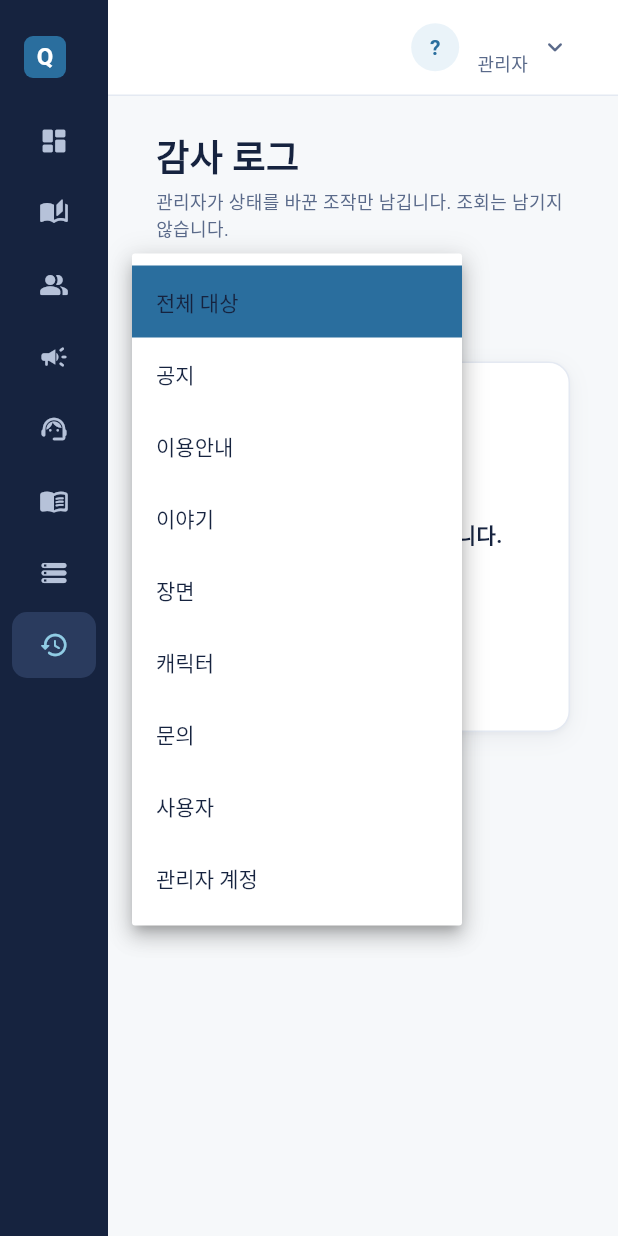
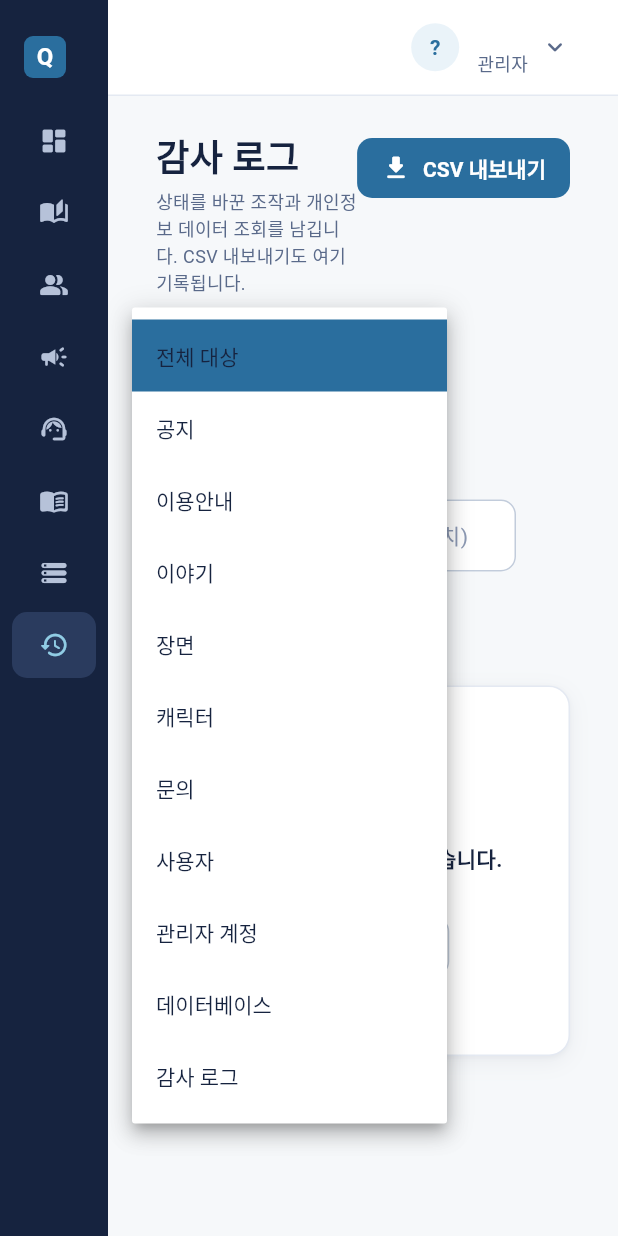
Before and after one commit to team-mugunghwa/admin-goodquestion-frontend, a Flutter app: the AuditLogView screen opened by its route, after a tap on "전체 대상", on a phone screen of 412 x 824 dp. Run offline on Flutter 3.47's test engine with Material 3 defaults, Android fonts, the phone set to English and light mode, and no system bars; our stand-ins replace dio, flutter_secure_storage, get_it, go_router, web; missing offline and left inert: dart:js_interop; accounts and stored records are empty; network calls fail.

Commit message:
feat(audit): 감사 로그 필터와 CSV 내보내기 화면
대상 하나로만 거를 수 있던 것을 조작 종류, 관리자 이메일(부분 일치), 기간까지
넓혔다. READ_DATA 로 개인정보 조회가 쌓이기 시작하면서 '지난달에 누가 무엇을
봤나'에 답해야 한다.

- 표와 필터가 같은 이름 목록을 쓴다. 서로 다르면 헷갈린다
- 모르는 조작 값은 원문 그대로 보여 준다. 숨기면 로그가 빠진 것처럼 보인다
- 내보내기가 거절되면(만 건 초과) 서버 문장을 그대로 보여 준다. 무엇을
  고칠지(기간을 좁힐지)가 그 문장에 있다
- 내보내기 성공 뒤 목록을 다시 불러온다. 내보내기 자체가 로그에 남으므로
  화면도 그것을 바로 보여 주는 것이 맞다

```diff
--- a/lib/features/audit/data/audit_log_repository_impl.dart
+++ b/lib/features/audit/data/audit_log_repository_impl.dart
@@ -1,3 +1,5 @@
+import 'package:intl/intl.dart';
+
 import '../../../core/error/exceptions.dart';
 import '../../../core/error/failure.dart';
 import '../../../core/network/dio_client.dart';
@@ -5,24 +7,22 @@ import '../../../core/network/page_result.dart';
 import '../domain/audit_log.dart';
 
 class AuditLogRepositoryImpl implements AuditLogRepository {
-  const AuditLogRepositoryImpl(this._client);
+  AuditLogRepositoryImpl(this._client);
 
   final DioClient _client;
 
+  /// 서버가 받는 날짜 형식. 시각이 아니라 날짜만 보내고 해석은 서버가 한다.
+  static final DateFormat _day = DateFormat('yyyy-MM-dd');
+
   @override
   Future<PageResult<AuditLog>> getLogs({
-    String? targetType,
+    AuditLogFilter filter = const AuditLogFilter(),
     int page = 0,
     int size = 20,
-  }) async {
-    try {
-      return await _client.get(
+  }) => _guard(
+    () => _client.get(
       '/audit-logs',
-        queryParameters: {
-          if (targetType != null) 'targetType': targetType,
-          'page': page,
-          'size': size,
-        },
+      queryParameters: {..._filterParams(filter), 'page': page, 'size': size},
       parse: (data) => PageResult.fromJson(
         data,
         (json) => AuditLog(
@@ -37,7 +37,33 @@ class AuditLogRepositoryImpl implements AuditLogRepository {
           )?.toLocal(),
         ),
       ),
+    ),
   );
+
+  @override
+  Future<AuditLogCsv> exportCsv(AuditLogFilter filter) => _guard(() async {
+    final bytes = await _client.getBytes(
+      '/audit-logs/export',
+      queryParameters: _filterParams(filter),
+    );
+    // 파일 이름은 서버와 같은 규칙으로 여기서 만든다. 응답 헤더를 파싱하는
+    // 것보다 단순하고, 받은 시각이 이름에 남는 것이 목적이라 어긋날 일이 없다.
+    final stamp = DateFormat('yyyyMMdd_HHmm').format(DateTime.now());
+    return AuditLogCsv(fileName: 'audit_logs_$stamp.csv', bytes: bytes);
+  });
+
+  Map<String, dynamic> _filterParams(AuditLogFilter filter) => {
+    if (filter.targetType != null) 'targetType': filter.targetType,
+    if (filter.action != null) 'action': filter.action,
+    if (filter.adminEmail != null && filter.adminEmail!.trim().isNotEmpty)
+      'adminEmail': filter.adminEmail!.trim(),
+    if (filter.from != null) 'from': _day.format(filter.from!),
+    if (filter.to != null) 'to': _day.format(filter.to!),
+  };
+
+  Future<T> _guard<T>(Future<T> Function() action) async {
+    try {
+      return await action();
     } on AppException catch (e) {
       throw Failure.fromException(e);
     }
--- a/lib/features/audit/domain/audit_log.dart
+++ b/lib/features/audit/domain/audit_log.dart
@@ -1,3 +1,5 @@
+import 'dart:typed_data';
+
 import '../../../core/network/page_result.dart';
 
 /// 관리자 조작 기록 한 줄.
@@ -20,39 +22,89 @@ class AuditLog {
   final String? ip;
   final DateTime? createdAt;
 
-  String get actionLabel => switch (action) {
-    'LOGIN' => '로그인',
-    'LOGIN_FAILED' => '로그인 실패',
-    'CREATE' => '생성',
-    'UPDATE' => '수정',
-    'DELETE' => '삭제',
-    'PUBLISH' => '노출 변경',
-    'SUSPEND' => '정지',
-    'RESTORE' => '정지 해제',
-    'REVOKE_SESSION' => '세션 종료',
-    'ANSWER' => '답변',
-    'NOTIFY' => '알림 발송',
-    _ => action,
+  /// 화면에 쓰는 조작 이름. 새 조작이 생겨 짝이 없으면 원문을 그대로 보여
+  /// 준다 - 모르는 값이라고 숨기면 로그가 빠진 것처럼 보인다.
+  String get actionLabel => actionLabels[action] ?? action;
+
+  String get targetLabel => targetLabels[targetType] ?? targetType;
+
+  /// 필터 드롭다운도 같은 목록을 쓴다. 표와 필터의 이름이 다르면 헷갈린다.
+  static const Map<String, String> actionLabels = {
+    'LOGIN': '로그인',
+    'LOGIN_FAILED': '로그인 실패',
+    'CREATE': '생성',
+    'UPDATE': '수정',
+    'DELETE': '삭제',
+    'PUBLISH': '노출 변경',
+    'SUSPEND': '정지',
+    'RESTORE': '정지 해제',
+    'REVOKE_SESSION': '세션 종료',
+    'ANSWER': '답변',
+    'NOTIFY': '알림 발송',
+    'READ_DATA': '데이터 조회',
   };
 
-  String get targetLabel => switch (targetType) {
-    'ADMIN_ACCOUNT' => '관리자 계정',
-    'NOTICE' => '공지',
-    'GUIDE' => '이용안내',
-    'STORY' => '이야기',
-    'SCENE' => '장면',
-    'CHARACTER' => '캐릭터',
-    'TOPIC' => '주제',
-    'INQUIRY' => '문의',
-    'PARENT' => '사용자',
-    _ => targetType,
+  static const Map<String, String> targetLabels = {
+    'ADMIN_ACCOUNT': '관리자 계정',
+    'NOTICE': '공지',
+    'GUIDE': '이용안내',
+    'STORY': '이야기',
+    'SCENE': '장면',
+    'CHARACTER': '캐릭터',
+    'TOPIC': '주제',
+    'INQUIRY': '문의',
+    'PARENT': '사용자',
+    'DATABASE': '데이터베이스',
+    'AUDIT_LOG': '감사 로그',
   };
+}
+
+/// 감사 로그 필터. 목록과 CSV 내보내기가 같은 조건을 쓴다.
+class AuditLogFilter {
+  const AuditLogFilter({
+    this.targetType,
+    this.action,
+    this.adminEmail,
+    this.from,
+    this.to,
+  });
+
+  final String? targetType;
+  final String? action;
+  final String? adminEmail;
+  final DateTime? from;
+  final DateTime? to;
+
+  AuditLogFilter copyWith({
+    String? Function()? targetType,
+    String? Function()? action,
+    String? Function()? adminEmail,
+    DateTime? Function()? from,
+    DateTime? Function()? to,
+  }) => AuditLogFilter(
+    targetType: targetType == null ? this.targetType : targetType(),
+    action: action == null ? this.action : action(),
+    adminEmail: adminEmail == null ? this.adminEmail : adminEmail(),
+    from: from == null ? this.from : from(),
+    to: to == null ? this.to : to(),
+  );
+}
+
+/// 내려받은 CSV 파일.
+class AuditLogCsv {
+  const AuditLogCsv({required this.fileName, required this.bytes});
+
+  final String fileName;
+  final Uint8List bytes;
 }
 
 abstract class AuditLogRepository {
   Future<PageResult<AuditLog>> getLogs({
-    String? targetType,
+    AuditLogFilter filter = const AuditLogFilter(),
     int page = 0,
     int size = 20,
   });
+
+  /// 필터에 걸린 로그 전체를 CSV 로 받는다. 서버가 10,000건 상한을 지킨다.
+  Future<AuditLogCsv> exportCsv(AuditLogFilter filter);
 }
--- /dev/null
+++ b/lib/features/audit/presentation/viewmodels/audit_log_view_model.dart
@@ -0,0 +1,67 @@
+import '../../../../core/config/app_config.dart';
+import '../../../../core/network/page_result.dart';
+import '../../../../core/presentation/base_view_model.dart';
+import '../../../../core/utils/file_saver/file_saver.dart' as file_saver;
+import '../../domain/audit_log.dart';
+
+/// 브라우저에 파일을 저장하는 함수. 테스트가 갈아 끼울 수 있게 주입받습니다.
+typedef SaveFile = void Function(String fileName, List<int> bytes, String mimeType);
+
+class AuditLogViewModel extends BaseViewModel {
+  AuditLogViewModel(this._repository, {SaveFile? saveFile})
+    : _saveFile = saveFile ?? file_saver.saveFile;
+
+  final AuditLogRepository _repository;
+  final SaveFile _saveFile;
+
+  PageResult<AuditLog> _logs = const PageResult.empty();
+  AuditLogFilter _filter = const AuditLogFilter();
+
+  PageResult<AuditLog> get logs => _logs;
+  AuditLogFilter get filter => _filter;
+
+  bool get hasPeriod => _filter.from != null || _filter.to != null;
+
+  Future<void> load({int page = 0}) => guard(() async {
+    _logs = await _repository.getLogs(
+      filter: _filter,
+      page: page,
+      size: AppConfig.defaultPageSize,
+    );
+  });
+
+  /// 필터를 바꾸면 첫 페이지부터 다시 봅니다. 조건을 좁혔는데 3페이지에 머물면
+  /// 빈 화면이 뜹니다.
+  Future<void> changeTargetType(String? targetType) {
+    _filter = _filter.copyWith(targetType: () => targetType);
+    return load();
+  }
+
+  Future<void> changeAction(String? action) {
+    _filter = _filter.copyWith(action: () => action);
+    return load();
+  }
+
+  Future<void> changeAdminEmail(String keyword) {
+    final trimmed = keyword.trim();
+    _filter = _filter.copyWith(
+      adminEmail: () => trimmed.isEmpty ? null : trimmed,
+    );
+    return load();
+  }
+
+  Future<void> changePeriod(DateTime? from, DateTime? to) {
+    _filter = _filter.copyWith(from: () => from, to: () => to);
+    return load();
+  }
+
+  /// 지금 필터 그대로 CSV 를 받아 저장합니다.
+  ///
+  /// @return 성공 여부. 실패하면 [errorMessage] 에 서버가 준 이유가 담깁니다.
+  /// 만 건이 넘으면 서버가 기간을 좁히라고 거절하는데, 그 문장을 그대로
+  /// 보여 줘야 무엇을 고칠지 알 수 있습니다.
+  Future<bool> export() => runTask(() async {
+    final csv = await _repository.exportCsv(_filter);
+    _saveFile(csv.fileName, csv.bytes, 'text/csv');
+  });
+}
--- a/lib/features/audit/presentation/views/audit_log_view.dart
+++ b/lib/features/audit/presentation/views/audit_log_view.dart
@@ -1,45 +1,20 @@
 import 'package:flutter/material.dart';
 import 'package:provider/provider.dart';
 
-import '../../../../core/config/app_config.dart';
+import '../../../../core/constants/app_icons.dart';
 import '../../../../core/di/injector.dart';
-import '../../../../core/network/page_result.dart';
-import '../../../../core/presentation/base_view_model.dart';
 import '../../../../core/theme/app_spacing.dart';
 import '../../../../core/theme/app_typography.dart';
 import '../../../../core/utils/formats.dart';
 import '../../../../core/widgets/app_data_table.dart';
+import '../../../../core/widgets/app_dialogs.dart';
 import '../../../../core/widgets/app_form.dart';
 import '../../../../core/widgets/app_page.dart';
 import '../../../../core/widgets/app_state_views.dart';
 import '../../domain/audit_log.dart';
+import '../viewmodels/audit_log_view_model.dart';
 
-/// 감사 로그. 조회만 있어 ViewModel 을 이 파일에 함께 둡니다.
-class AuditLogViewModel extends BaseViewModel {
-  AuditLogViewModel(this._repository);
-
-  final AuditLogRepository _repository;
-
-  PageResult<AuditLog> _logs = const PageResult.empty();
-  String? _targetType;
-
-  PageResult<AuditLog> get logs => _logs;
-  String? get targetType => _targetType;
-
-  Future<void> load({int page = 0}) => guard(() async {
-    _logs = await _repository.getLogs(
-      targetType: _targetType,
-      page: page,
-      size: AppConfig.defaultPageSize,
-    );
-  });
-
-  Future<void> changeTargetType(String? targetType) {
-    _targetType = targetType;
-    return load();
-  }
-}
-
+/// 감사 로그.
 class AuditLogView extends StatelessWidget {
   const AuditLogView({super.key});
 
@@ -53,6 +28,8 @@ class AuditLogView extends StatelessWidget {
     'INQUIRY': '문의',
     'PARENT': '사용자',
     'ADMIN_ACCOUNT': '관리자 계정',
+    'DATABASE': '데이터베이스',
+    'AUDIT_LOG': '감사 로그',
   };
 
   @override
@@ -64,22 +41,62 @@ class AuditLogView extends StatelessWidget {
           final vm = context.watch<AuditLogViewModel>();
           return AppPage(
             title: '감사 로그',
-            description: '관리자가 상태를 바꾼 조작만 남깁니다. 조회는 남기지 않습니다.',
+            description:
+                '상태를 바꾼 조작과 개인정보 데이터 조회를 남깁니다. CSV 내보내기도 여기 기록됩니다.',
             scrollable: false,
+            actions: [
+              FilledButton.icon(
+                onPressed: vm.isBusy
+                    ? null
+                    : () async {
+                        final viewModel = context.read<AuditLogViewModel>();
+                        final messenger = context;
+                        final ok = await viewModel.export();
+                        if (!messenger.mounted) return;
+                        showResultSnackBar(
+                          messenger,
+                          success: ok,
+                          message: ok
+                              ? 'CSV 를 내려받았습니다. 이 내보내기도 로그에 남습니다.'
+                              : viewModel.errorMessage ?? '내보내기에 실패했습니다.',
+                        );
+                        if (ok) await viewModel.load();
+                      },
+                icon: const Icon(AppIcons.download, size: AppSizes.icon),
+                label: const Text('CSV 내보내기'),
+              ),
+            ],
             child: Column(
               crossAxisAlignment: CrossAxisAlignment.stretch,
               children: [
                 AppFilterBar(
                   children: [
                     AppFilterDropdown<String>(
-                      value: vm.targetType,
+                      value: vm.filter.targetType,
                       items: _targetTypes,
                       allLabel: '전체 대상',
-                      width: 180,
+                      width: 170,
                       onChanged: (value) => context
                           .read<AuditLogViewModel>()
                           .changeTargetType(value),
                     ),
+                    AppFilterDropdown<String>(
+                      value: vm.filter.action,
+                      items: AuditLog.actionLabels,
+                      allLabel: '전체 조작',
+                      width: 150,
+                      onChanged: (value) =>
+                          context.read<AuditLogViewModel>().changeAction(value),
+                    ),
+                    AppSearchField(
+                      width: 240,
+                      hintText: '관리자 이메일 (부분 일치)',
+                      initialValue: vm.filter.adminEmail,
+                      onSubmitted: (value) => context
+                          .read<AuditLogViewModel>()
+                          .changeAdminEmail(value),
+                    ),
+                    const _PeriodButton(),
                   ],
                 ),
                 Expanded(
@@ -91,7 +108,7 @@ class AuditLogView extends StatelessWidget {
                         errorMessage: vm.errorMessage,
                         onRetry: () => context.read<AuditLogViewModel>().load(),
                         isEmpty: vm.logs.isEmpty,
-                        emptyTitle: '기록이 없습니다',
+                        emptyTitle: '조건에 맞는 기록이 없습니다',
                         builder: (context) => AppPagedTable<AuditLog>(
                           result: vm.logs,
                           rowKey: (log) => log.id,
@@ -118,13 +135,13 @@ class AuditLogView extends StatelessWidget {
                             ),
                             AppColumn(
                               label: '대상',
-                              width: 100,
+                              width: 110,
                               cellBuilder: (context, log) =>
                                   Text(log.targetLabel),
                             ),
                             AppColumn(
                               label: '조작',
-                              width: 90,
+                              width: 100,
                               cellBuilder: (context, log) =>
                                   Text(log.actionLabel),
                             ),
@@ -160,3 +177,52 @@ class AuditLogView extends StatelessWidget {
     );
   }
 }
+
+/// 기간 필터. 누르면 범위 달력이 뜨고, 걸려 있으면 지우기가 함께 보입니다.
+class _PeriodButton extends StatelessWidget {
+  const _PeriodButton();
+
+  @override
+  Widget build(BuildContext context) {
+    final vm = context.watch<AuditLogViewModel>();
+    final from = vm.filter.from;
+    final to = vm.filter.to;
+
+    final label = vm.hasPeriod
+        ? '${Formats.date(from)} ~ ${Formats.date(to)}'
+        : '기간';
+
+    return Row(
+      mainAxisSize: MainAxisSize.min,
+      children: [
+        OutlinedButton.icon(
+          onPressed: () async {
+            final viewModel = context.read<AuditLogViewModel>();
+            final now = DateTime.now();
+            final picked = await showDateRangePicker(
+              context: context,
+              // 감사 로그 테이블이 생긴 뒤면 충분한 하한입니다.
+              firstDate: DateTime(2025, 1, 1),
+              lastDate: now,
+              // 앱 전체가 한국어 로케일이라 달력도 한국어로 나옵니다.
+              initialDateRange: from != null && to != null
+                  ? DateTimeRange(start: from, end: to)
+                  : null,
+            );
+            if (picked == null) return;
+            await viewModel.changePeriod(picked.start, picked.end);
+          },
+          icon: const Icon(AppIcons.period, size: AppSizes.icon),
+          label: Text(label),
+        ),
+        if (vm.hasPeriod)
+          IconButton(
+            tooltip: '기간 지우기',
+            onPressed: () =>
+                context.read<AuditLogViewModel>().changePeriod(null, null),
+            icon: const Icon(AppIcons.close, size: AppSizes.icon),
+          ),
+      ],
+    );
+  }
+}
```
Lines whose indentation alone changed are shown as unchanged.
